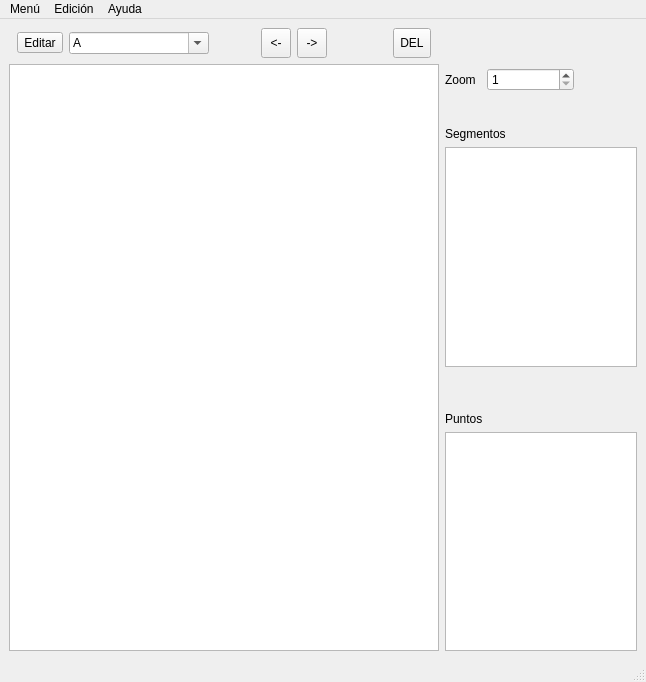
Qt form ventana_inicial.ui (omare13/segmentacion_imagenes) before a commit.
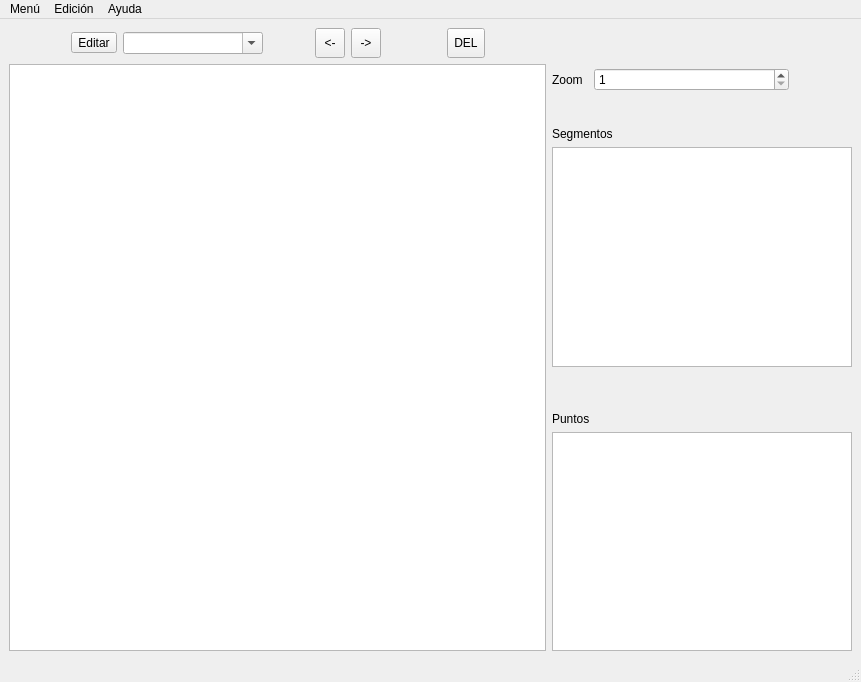
The same form after that commit.

Commit message: Botón editar fijo. Mejora al seleccionar un segmento o punto.

```diff
--- a/ventana_inicial.ui
+++ b/ventana_inicial.ui
@@ -6,7 +6,7 @@
    <rect>
     <x>0</x>
     <y>0</y>
-    <width>646</width>
+    <width>861</width>
     <height>682</height>
    </rect>
   </property>
@@ -49,6 +49,9 @@
           <property name="text">
            <string>Editar</string>
           </property>
+          <property name="checkable">
+           <bool>true</bool>
+          </property>
          </widget>
         </item>
         <item>
@@ -68,26 +71,9 @@
           <property name="editable">
            <bool>true</bool>
           </property>
-          <item>
-           <property name="text">
-            <string>A</string>
-           </property>
-          </item>
-          <item>
-           <property name="text">
-            <string>B</string>
-           </property>
-          </item>
-          <item>
-           <property name="text">
-            <string>V</string>
-           </property>
-          </item>
-          <item>
-           <property name="text">
-            <string>D</string>
-           </property>
-          </item>
+          <property name="currentText">
+           <string/>
+          </property>
          </widget>
         </item>
         <item>
@@ -411,7 +397,7 @@
     <rect>
      <x>0</x>
      <y>0</y>
-     <width>646</width>
+     <width>861</width>
      <height>26</height>
     </rect>
    </property>
```
Left out of the diff: 6 changed lines with no effect on the pictures. The commit also changes 2 other files.
